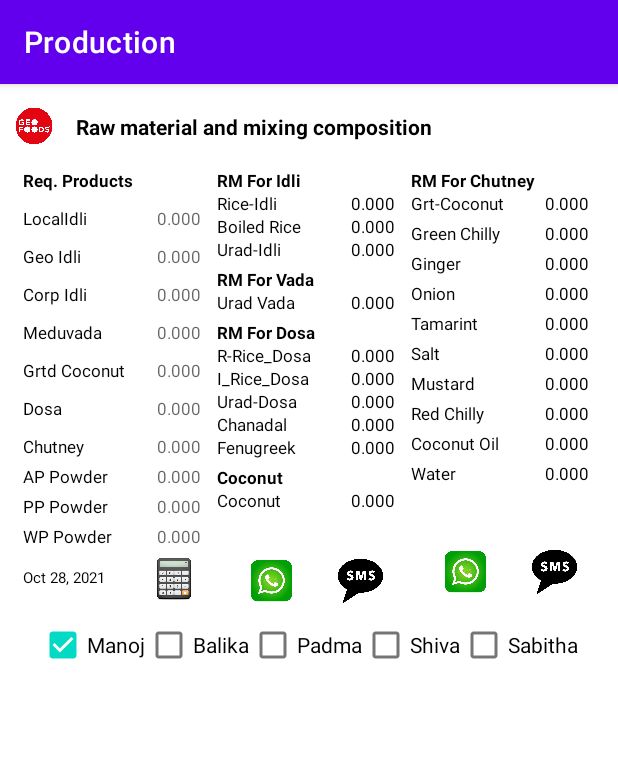
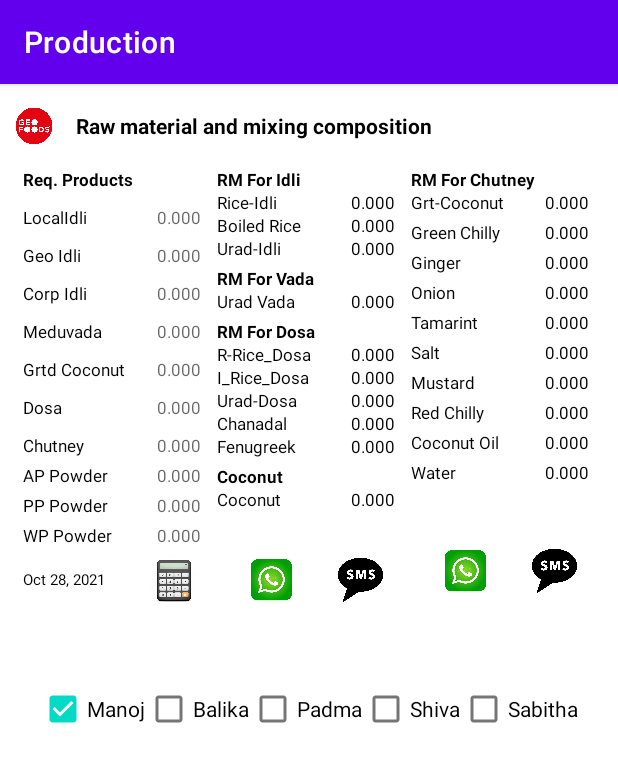
Before and after one commit to manojnambyar/Production, an Android app: the screen it shows after launch (MainActivity), after a tap on an icon or button, on a phone screen of 412 x 824 dp. Shown: the top 762 px of the screen. Run offline under Robolectric (Android 15) with nearby library versions, the phone set to English and light mode, and no system bars.

Commit message:
CI changed to +2.

```diff
--- a/app/src/main/java/in/geofoods/production/MainActivity.java
+++ b/app/src/main/java/in/geofoods/production/MainActivity.java
@@ -5,7 +5,6 @@ import androidx.core.app.ActivityCompat;
 import androidx.core.content.ContextCompat;
 
 import android.Manifest;
-import android.app.VoiceInteractor;
 import android.content.Intent;
 import android.content.pm.PackageManager;
 import android.net.Uri;
@@ -36,7 +35,7 @@ public class MainActivity extends AppCompatActivity implements View.OnClickListe
     TextView tvDate;
 
     //vars
-    Double LI, GI, CI, MV, GC, GD, CC; // finished products variables
+    Double LI, GI, CI, MV, GC, GD, CC , AP,PP,WP; // finished products variables
     Double iR, iBR, iU, vU, dRR, dIR, dU, dC, dF, C; // raw materials variables
     Double gc, greenChilly, ginger, onion, tamarint, salt, mustard, redChilly, coconutOil, water, totChutney, extra; // chutney raw materials variables
     private String smsRM, smsCCRM, smsOrdr;
@@ -51,8 +50,6 @@ public class MainActivity extends AppCompatActivity implements View.OnClickListe
         tvDate = findViewById(R.id.dateText);
 
         setdate();
-
-
     }
 
     //getting order data into variables from the text field
@@ -125,6 +122,30 @@ public class MainActivity extends AppCompatActivity implements View.OnClickListe
                                     smsOrdr+="\nCC-"+CC;
                                 }
                                 break;
+                            case "AP":
+                                if (((EditText) v2).getText().toString().isEmpty()) {
+                                    AP = 0.0;
+                                } else {
+                                    AP = Double.parseDouble(((EditText) v2).getText().toString());
+                                    smsOrdr+="\nAP-"+AP;
+                                }
+                                break;
+                            case "PP":
+                                if (((EditText) v2).getText().toString().isEmpty()) {
+                                    PP = 0.0;
+                                } else {
+                                    PP = Double.parseDouble(((EditText) v2).getText().toString());
+                                    smsOrdr+="\nPP-"+PP;
+                                }
+                                break;
+                            case "WP":
+                                if (((EditText) v2).getText().toString().isEmpty()) {
+                                    WP = 0.0;
+                                } else {
+                                    WP = Double.parseDouble(((EditText) v2).getText().toString());
+                                    smsOrdr+="\nWP-"+WP;
+                                }
+                                break;
 
                         }
                     }
@@ -137,7 +158,7 @@ public class MainActivity extends AppCompatActivity implements View.OnClickListe
 
 
         }
-//        Log.d(TAG, "getOrderData 1: "+ (LI+GI+CI+MV+GC+GD+CC));
+//        Log.d(TAG, "getOrderData 1: "+ (LI+GI+CI+MV+GC+GD+CC+AP+PP+WP));
         calculateRM();
 
     }
@@ -181,6 +202,7 @@ public class MainActivity extends AppCompatActivity implements View.OnClickListe
             }
         } catch (Exception e) {
             Log.d(TAG, "sendSMS:  error is :" + e.toString());
+            Toast.makeText(this, "Error is " + e.toString(), Toast.LENGTH_SHORT).show();
         }
 
     }
@@ -284,7 +306,8 @@ public class MainActivity extends AppCompatActivity implements View.OnClickListe
             for (int i = 0; i < addressee.size(); i++) {
                 sendSMS(message, addressee.get(i));
             }
-            Toast.makeText(this, "SMS send ", Toast.LENGTH_SHORT).show();
+            //Toast.makeText(this, "SMS send ", Toast.LENGTH_SHORT).show();
+
         }
     }
 
@@ -565,7 +588,7 @@ public class MainActivity extends AppCompatActivity implements View.OnClickListe
             C = C + (GC / 0.21);
 
 
-        //*************************** calculate ingredients for dosa*****************
+        //*************************** calculate ingredients for dosa *****************
         dRR = GD / 3.48488 * 0.8;
         dIR = GD / 3.48488 * 0.2;
         dU = (dRR + dIR) / dosaMix;
--- a/app/src/main/res/layout/activity_main.xml
+++ b/app/src/main/res/layout/activity_main.xml
@@ -38,7 +38,7 @@
 
     <LinearLayout
         android:layout_width="match_parent"
-        android:layout_height="0dp"
+        android:layout_height="80dp"
         android:layout_weight="45"
         android:orientation="horizontal"
         android:weightSum="100">
@@ -46,7 +46,7 @@
         <LinearLayout
             android:id="@+id/orderGroup"
             android:layout_width="0dp"
-            android:layout_height="match_parent"
+            android:layout_height="312dp"
             android:layout_margin="0dp"
             android:layout_weight="33"
             android:orientation="vertical"
@@ -407,7 +407,7 @@
                 <ImageView
                     android:id="@+id/btnCalculate"
                     android:layout_width="0dp"
-                    android:layout_height="40dp"
+                    android:layout_height="wrap_content"
                     android:layout_weight="30"
                     android:onClick="onClick"
                     android:padding="2dp"
```
